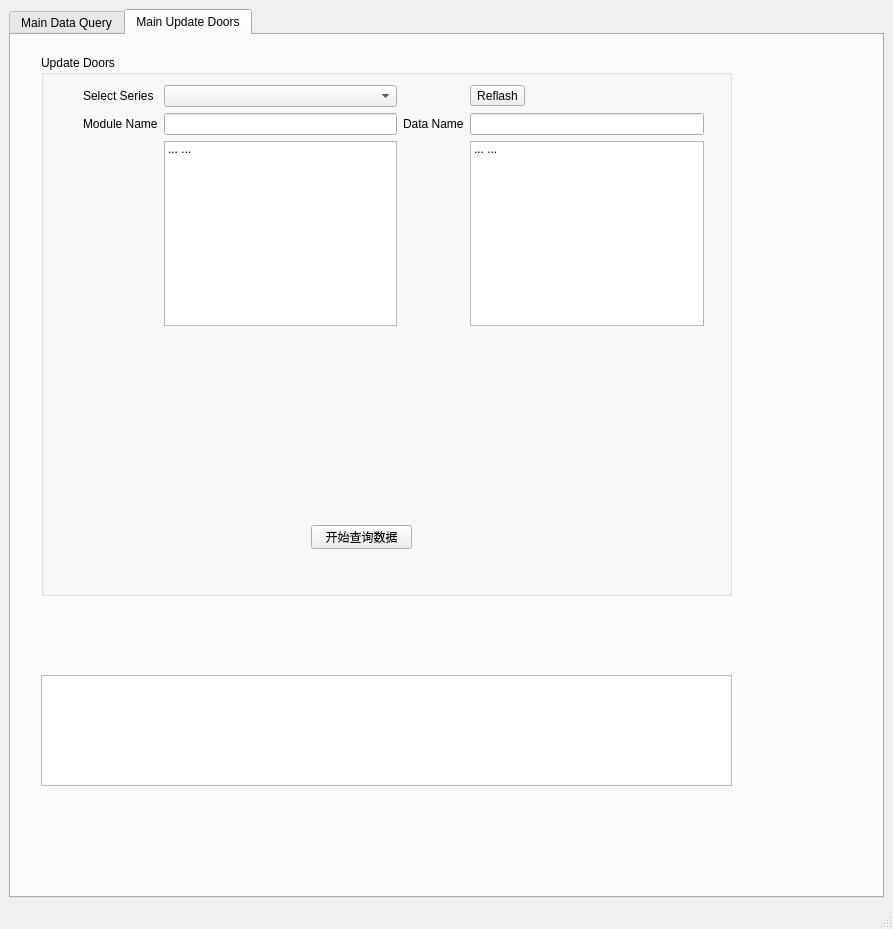
Old version of the form DataQueryX.ui in the repository 395020539/UpdaterMain.
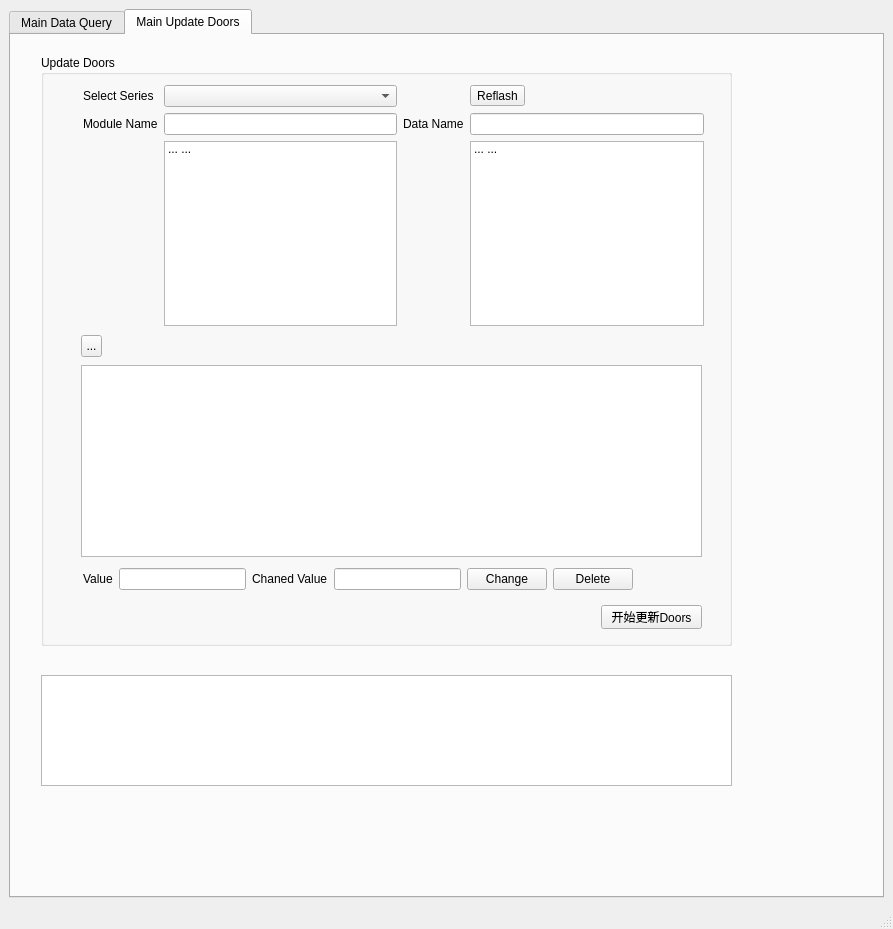
New version of the form.

What changed in the file:
```diff
--- a/DataQueryX.ui
+++ b/DataQueryX.ui
@@ -14,8 +14,8 @@
    <string>DataQueryX</string>
   </property>
   <widget class="QWidget" name="centralwidget">
-   <layout class="QVBoxLayout" name="verticalLayout">
-    <item>
+   <layout class="QGridLayout" name="gridLayout_5">
+    <item row="0" column="0">
      <widget class="QTabWidget" name="tabWidget">
       <property name="currentIndex">
        <number>1</number>
@@ -431,7 +431,7 @@
           <x>30</x>
           <y>20</y>
           <width>691</width>
-          <height>541</height>
+          <height>591</height>
          </rect>
         </property>
         <property name="title">
@@ -440,14 +440,14 @@
         <widget class="QPushButton" name="pushButton_start_update_doos">
          <property name="geometry">
           <rect>
-           <x>270</x>
-           <y>470</y>
+           <x>560</x>
+           <y>550</y>
            <width>101</width>
            <height>24</height>
           </rect>
          </property>
          <property name="text">
-          <string>开始查询数据</string>
+          <string>开始更新Doors</string>
          </property>
         </widget>
         <widget class="QWidget" name="layoutWidget">
@@ -523,6 +523,98 @@
           </item>
          </layout>
         </widget>
+        <widget class="QTableWidget" name="tableWidget_update_data">
+         <property name="enabled">
+          <bool>true</bool>
+         </property>
+         <property name="geometry">
+          <rect>
+           <x>40</x>
+           <y>310</y>
+           <width>621</width>
+           <height>192</height>
+          </rect>
+         </property>
+         <property name="editTriggers">
+          <set>QAbstractItemView::NoEditTriggers</set>
+         </property>
+         <property name="selectionMode">
+          <enum>QAbstractItemView::SingleSelection</enum>
+         </property>
+         <property name="selectionBehavior">
+          <enum>QAbstractItemView::SelectRows</enum>
+         </property>
+         <property name="horizontalScrollMode">
+          <enum>QAbstractItemView::ScrollPerItem</enum>
+         </property>
+        </widget>
+        <widget class="QToolButton" name="toolButton_update_data_table">
+         <property name="geometry">
+          <rect>
+           <x>40</x>
+           <y>280</y>
+           <width>21</width>
+           <height>22</height>
+          </rect>
+         </property>
+         <property name="text">
+          <string>...</string>
+         </property>
+        </widget>
+        <widget class="QWidget" name="">
+         <property name="geometry">
+          <rect>
+           <x>42</x>
+           <y>510</y>
+           <width>550</width>
+           <height>28</height>
+          </rect>
+         </property>
+         <layout class="QGridLayout" name="gridLayout_8">
+          <item row="0" column="0">
+           <layout class="QGridLayout" name="gridLayout_7">
+            <item row="0" column="0">
+             <widget class="QLabel" name="label_value_current">
+              <property name="text">
+               <string>Value</string>
+              </property>
+             </widget>
+            </item>
+            <item row="0" column="1">
+             <widget class="QLineEdit" name="lineEdit_value_current">
+              <property name="readOnly">
+               <bool>true</bool>
+              </property>
+             </widget>
+            </item>
+            <item row="0" column="2">
+             <widget class="QLabel" name="label_value_changed">
+              <property name="text">
+               <string>Chaned Value</string>
+              </property>
+             </widget>
+            </item>
+            <item row="0" column="3">
+             <widget class="QLineEdit" name="lineEdit_value_changed"/>
+            </item>
+            <item row="0" column="4">
+             <widget class="QPushButton" name="pushButton_changedata_user">
+              <property name="text">
+               <string>Change</string>
+              </property>
+             </widget>
+            </item>
+           </layout>
+          </item>
+          <item row="0" column="1">
+           <widget class="QPushButton" name="pushButton_changedata_delete">
+            <property name="text">
+             <string>Delete</string>
+            </property>
+           </widget>
+          </item>
+         </layout>
+        </widget>
        </widget>
       </widget>
      </widget>
```
